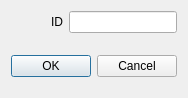
Before: the Qt Designer form src/MainWindow/Journal/removeJournalRowDialog.ui in Hryapusek/database-qt-gui-cpp, drawn with Qt 5.
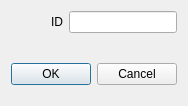
After: the same form once the commit is applied.

```diff
--- a/src/MainWindow/Journal/removeJournalRowDialog.ui
+++ b/src/MainWindow/Journal/removeJournalRowDialog.ui
@@ -7,7 +7,7 @@
     <x>0</x>
     <y>0</y>
     <width>184</width>
-    <height>98</height>
+    <height>106</height>
    </rect>
   </property>
   <property name="windowTitle">
```
Left out of the diff: 10 changed lines with no effect on the pictures.
